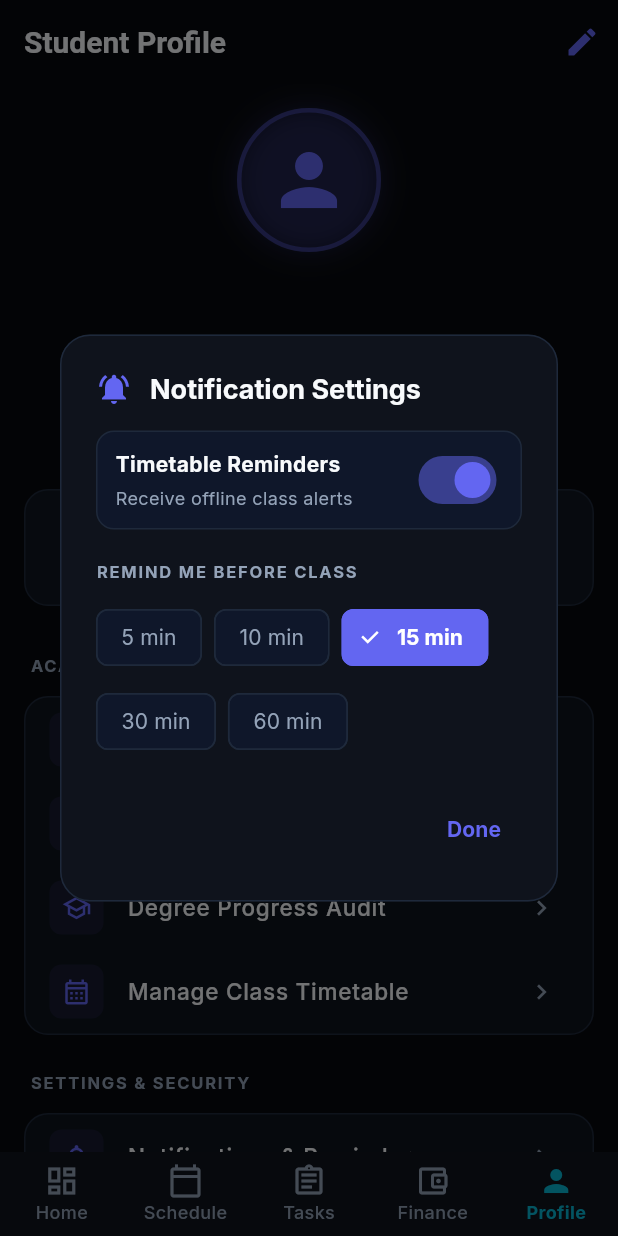
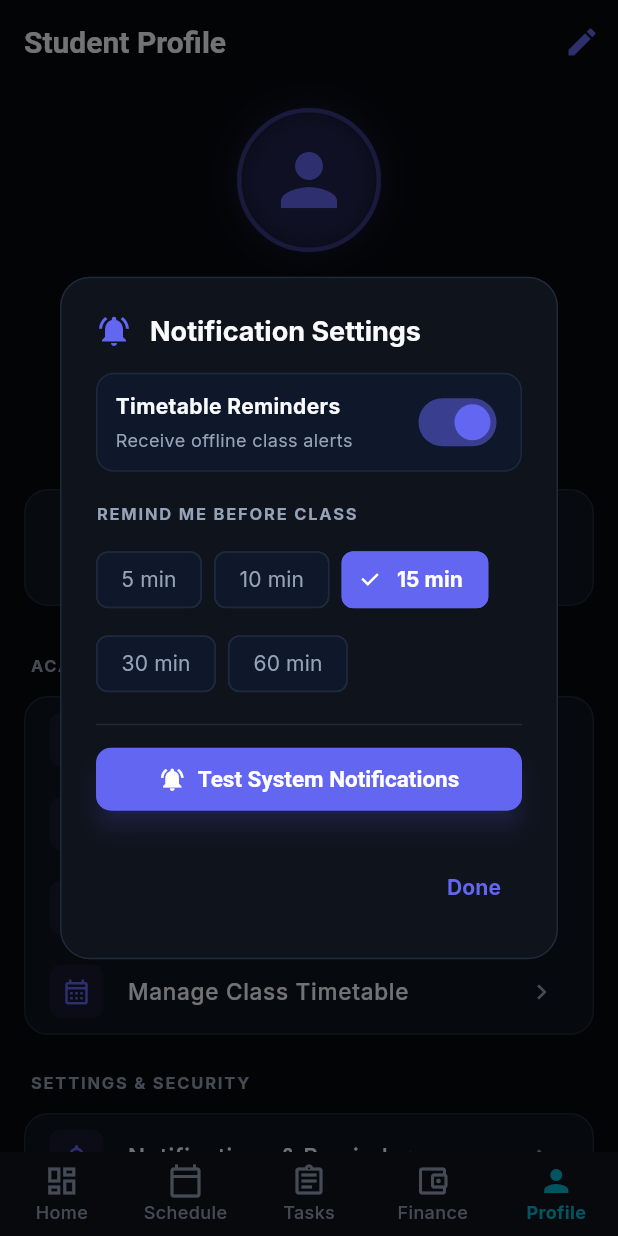
Before and after one commit to Pvinaykumar24/one_click, a Flutter app: the ProfileScreen screen opened by its route, after a tap on "Notifications & Reminders", on a phone screen of 412 x 824 dp. Run offline on Flutter 3.47's test engine with Material 3 defaults, Android fonts, the phone set to English and light mode, and no system bars; our stand-ins replace cloud_firestore, firebase_auth, firebase_core, firebase_messaging, firebase_storage, fl_chart and 12 more; missing offline and left inert: extension_google_sign_in_as_googleapis_auth, googleapis, workmanager; accounts and stored records are empty; statements that could not run were skipped.

Commit message:
Fix notification bar icon resource to launcher_icon, add Test System Notifications button to Profile, add GCR submission OAuth scopes

```diff
--- a/one_click_app/lib/core/notifications/local_notifications_service.dart
+++ b/one_click_app/lib/core/notifications/local_notifications_service.dart
@@ -270,7 +270,7 @@ class LocalNotificationsService {
       channelDescription: _channelDescription,
       importance: Importance.max,
       priority: Priority.high,
-      icon: '@mipmap/ic_launcher',
+      icon: '@mipmap/launcher_icon',
     );
     const DarwinNotificationDetails iosDetails = DarwinNotificationDetails(
       presentAlert: true,
@@ -294,4 +294,13 @@ class LocalNotificationsService {
       debugPrint('❌ [NOTIFICATIONS] Failed to show instant notification #$id: $e');
     }
   }
+
+  /// Triggers an immediate test notification for system bar verification.
+  static Future<void> sendTestNotification() async {
+    await showInstantNotification(
+      id: 99999,
+      title: '🔔 One Click Notification Test',
+      body: 'Notifications are active and working smoothly in your system bar!',
+    );
+  }
 }
--- a/one_click_app/lib/screens/profile_screen.dart
+++ b/one_click_app/lib/screens/profile_screen.dart
@@ -863,6 +863,30 @@ class ProfileScreen extends ConsumerWidget {
                     }).toList(),
                   ),
                 ],
+                const SizedBox(height: 16),
+                const Divider(color: Color(0xFF1E293B)),
+                const SizedBox(height: 12),
+                SizedBox(
+                  width: double.infinity,
+                  child: ElevatedButton.icon(
+                    style: ElevatedButton.styleFrom(
+                      backgroundColor: AppColors.primary,
+                      padding: const EdgeInsets.symmetric(vertical: 12),
+                      shape: RoundedRectangleBorder(borderRadius: BorderRadius.circular(10)),
+                    ),
+                    onPressed: () async {
+                      await LocalNotificationsService.sendTestNotification();
+                      if (context.mounted) {
+                        Navigator.pop(context);
+                        ScaffoldMessenger.of(context).showSnackBar(
+                          const SnackBar(content: Text('Test notification sent! Check your system notification bar 🔔')),
+                        );
+                      }
+                    },
+                    icon: const Icon(Icons.notifications_active, color: Colors.white, size: 18),
+                    label: const Text('Test System Notifications', style: TextStyle(color: Colors.white, fontWeight: FontWeight.bold)),
+                  ),
+                ),
               ],
             ),
             actions: [
--- a/one_click_app/lib/services/google_auth_service.dart
+++ b/one_click_app/lib/services/google_auth_service.dart
@@ -43,6 +43,8 @@ class GoogleAuthService {
       'email',
       'https://www.googleapis.com/auth/classroom.courses.readonly',
       'https://www.googleapis.com/auth/classroom.coursework.me.readonly',
+      'https://www.googleapis.com/auth/classroom.student-submissions.me.readonly',
+      'https://www.googleapis.com/auth/classroom.coursework.students.readonly',
     ],
   );
 
```
